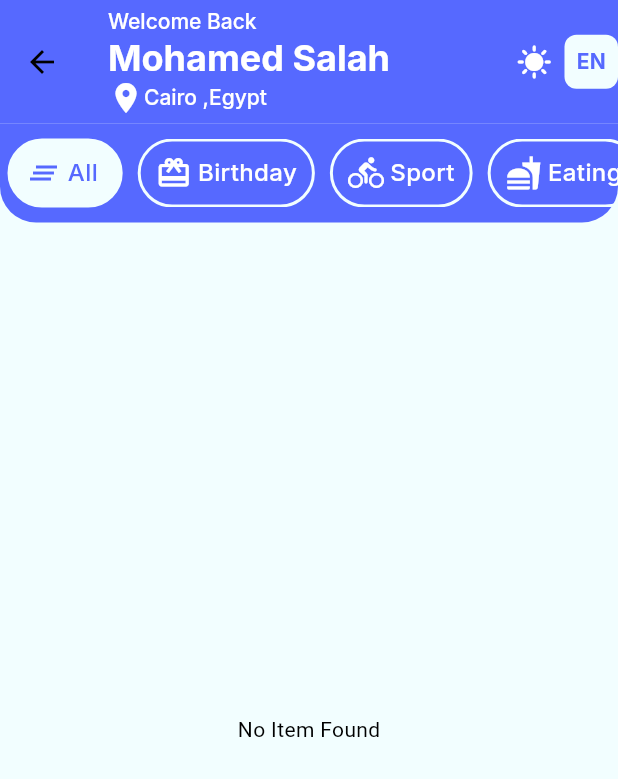
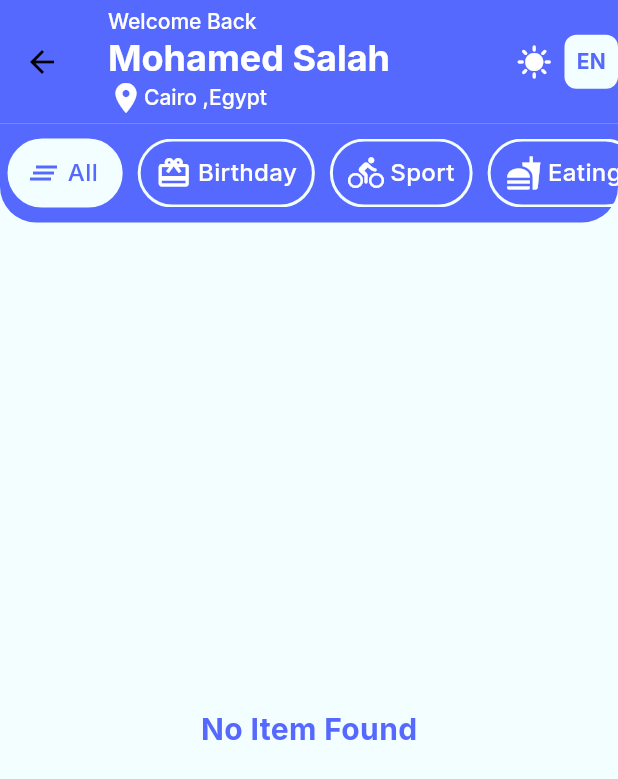
Before and after one commit to msalahzaki/event_planner, a Flutter app: the HomePage screen opened directly, on a phone screen of 412 x 824 dp. Shown: the top 779 px of the screen. Run offline on Flutter 3.47's test engine with Material 3 defaults, Android fonts, the phone set to English and light mode, and no system bars; our stand-ins replace cloud_firestore, firebase_core, google_fonts, introduction_screen, shared_preferences; accounts and stored records are empty; generated files the repository leaves out were written again.

Commit message:
Small Edit

```diff
--- a/lib/firebase/firestore_event.dart
+++ b/lib/firebase/firestore_event.dart
@@ -13,8 +13,8 @@ class FirestoreEvent {
   }
 
   static Future<void> addEvents(Event event) {
-    var collectionRef = initconnection().doc();
-    event.id = collectionRef.id;
-    return collectionRef.set(event);
+    var docmentRef = initconnection().doc();
+    event.id = docmentRef.id;
+    return docmentRef.set(event);
   }
 }
--- a/lib/tabs/events/add_event_screen.dart
+++ b/lib/tabs/events/add_event_screen.dart
@@ -280,7 +280,7 @@ class _AddEventScreenState extends State<AddEventScreen> {
           );
         },
       );
-      eventProvider.changeSelectedcategory(-1);
+      eventProvider.changeSelectedcategory(selectedCategory);
       Navigator.pop(context);
     }
   }
--- a/lib/tabs/home_page/event_item_widegt.dart
+++ b/lib/tabs/home_page/event_item_widegt.dart
@@ -82,8 +82,6 @@ class _EventItemWidegtState extends State<EventItemWidegt> {
                     onPressed: () {
                       eventProvider.updateDoc("isFavorite",
                           !widget.event.isFavorite, widget.event.id);
-
-                      setState(() {});
                     },
                     icon: Icon(widget.event.isFavorite
                         ? Icons.favorite
--- a/lib/tabs/home_page/home_page.dart
+++ b/lib/tabs/home_page/home_page.dart
@@ -129,8 +129,11 @@ class _HomePageState extends State<HomePage> {
           ),
           Expanded(
               child: eventProvider.eventFilteredList.isEmpty
-                  ? const Center(
-                      child: Text("No Item Found"),
+                  ? Center(
+                      child: Text(
+                        "No Item Found",
+                        style: AppStyles.bold20blue,
+                      ),
                     )
                   : ListView.builder(
                       itemCount: eventProvider.eventFilteredList.length,
```
